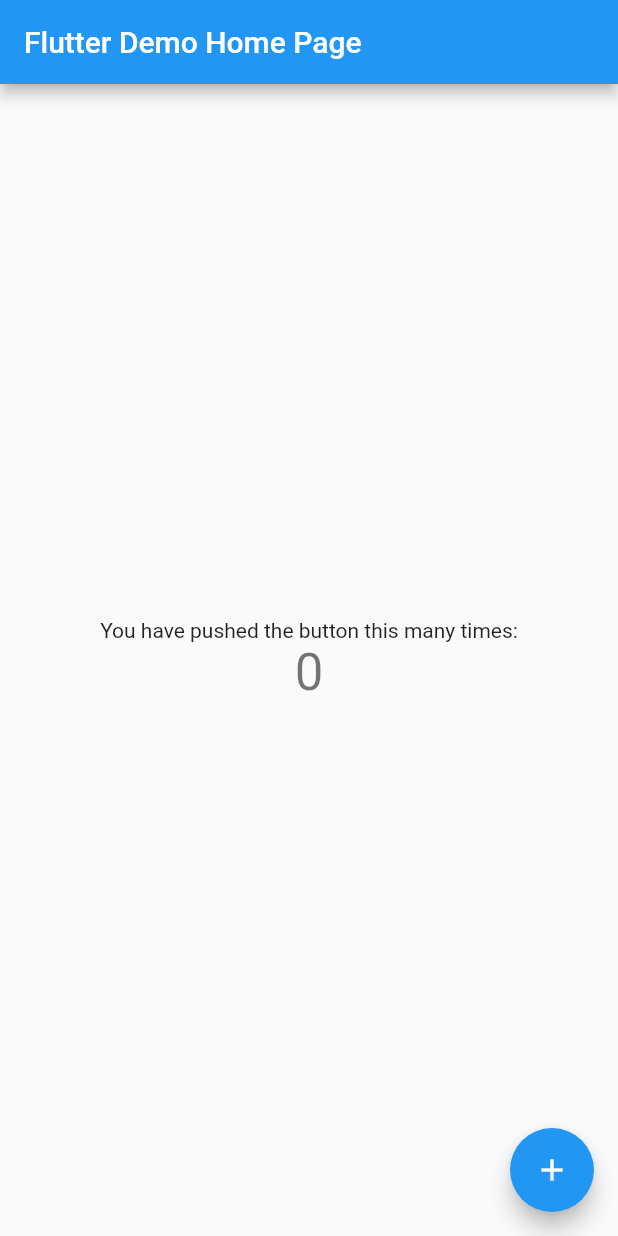
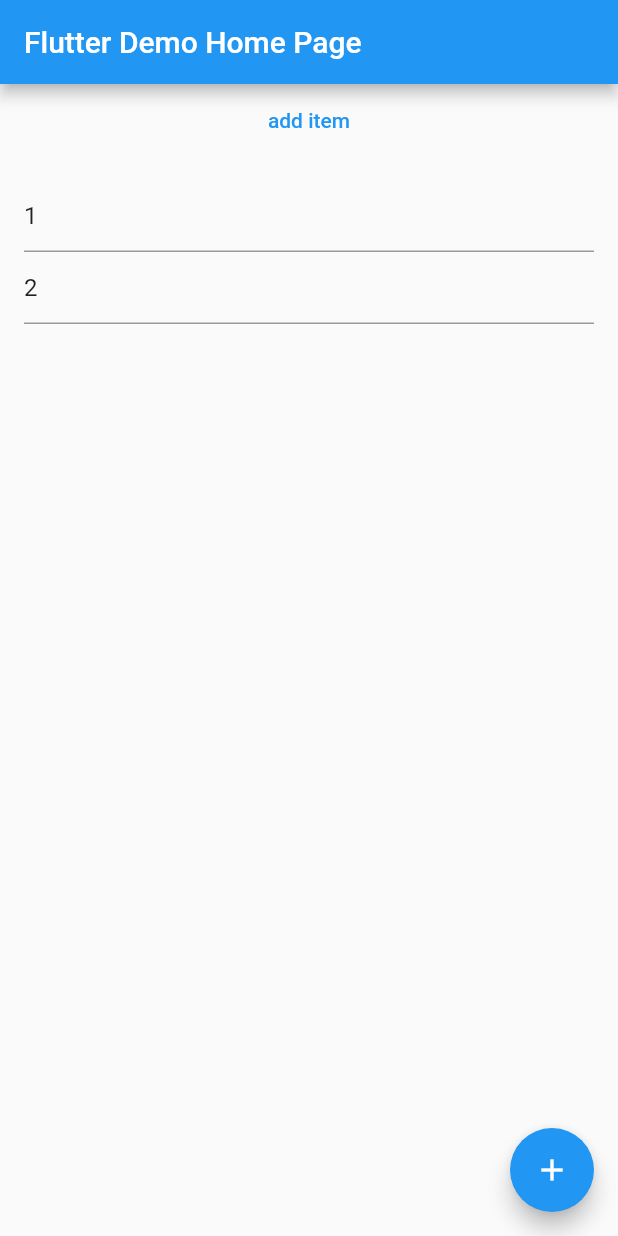
Before and after one commit to k644606347/flutter3, a Flutter app: the screen it shows after launch, on a phone screen of 412 x 824 dp. Run offline on Flutter 3.47's test engine with Material 2 defaults, Android fonts, the phone set to English and light mode, and no system bars; our stand-ins replace flutter_hooks.

```diff
--- a/lib/main.dart
+++ b/lib/main.dart
@@ -1,4 +1,7 @@
 import 'package:flutter/material.dart';
+import 'package:flutter_hooks/flutter_hooks.dart';
+
+import 'hooks/example1.dart';
 
 void main() {
   runApp(const MyApp());
@@ -75,36 +78,38 @@ class _MyHomePageState extends State<MyHomePage> {
         // the App.build method, and use it to set our appbar title.
         title: Text(widget.title),
       ),
-      body: Center(
-        // Center is a layout widget. It takes a single child and positions it
-        // in the middle of the parent.
-        child: Column(
-          // Column is also a layout widget. It takes a list of children and
-          // arranges them vertically. By default, it sizes itself to fit its
-          // children horizontally, and tries to be as tall as its parent.
-          //
-          // Invoke "debug painting" (press "p" in the console, choose the
-          // "Toggle Debug Paint" action from the Flutter Inspector in Android
-          // Studio, or the "Toggle Debug Paint" command in Visual Studio Code)
-          // to see the wireframe for each widget.
-          //
-          // Column has various properties to control how it sizes itself and
-          // how it positions its children. Here we use mainAxisAlignment to
-          // center the children vertically; the main axis here is the vertical
-          // axis because Columns are vertical (the cross axis would be
-          // horizontal).
-          mainAxisAlignment: MainAxisAlignment.center,
-          children: <Widget>[
-            const Text(
-              'You have pushed the button this many times:',
-            ),
-            Text(
-              '$_counter',
-              style: Theme.of(context).textTheme.headline4,
-            ),
-          ],
-        ),
-      ),
+      // body: Example1(),
+      body: TodoListDemo(),
+      // Center(
+      //   // Center is a layout widget. It takes a single child and positions it
+      //   // in the middle of the parent.
+      //   child: Column(
+      //     // Column is also a layout widget. It takes a list of children and
+      //     // arranges them vertically. By default, it sizes itself to fit its
+      //     // children horizontally, and tries to be as tall as its parent.
+      //     //
+      //     // Invoke "debug painting" (press "p" in the console, choose the
+      //     // "Toggle Debug Paint" action from the Flutter Inspector in Android
+      //     // Studio, or the "Toggle Debug Paint" command in Visual Studio Code)
+      //     // to see the wireframe for each widget.
+      //     //
+      //     // Column has various properties to control how it sizes itself and
+      //     // how it positions its children. Here we use mainAxisAlignment to
+      //     // center the children vertically; the main axis here is the vertical
+      //     // axis because Columns are vertical (the cross axis would be
+      //     // horizontal).
+      //     mainAxisAlignment: MainAxisAlignment.center,
+      //     children: <Widget>[
+      //       // const Text(
+      //       //   'You have pushed the button this many times:',
+      //       // ),
+      //       Text(
+      //         '$_counter',
+      //         style: Theme.of(context).textTheme.headline4,
+      //       ),
+      //     ],
+      //   ),
+      // ),
       floatingActionButton: FloatingActionButton(
         onPressed: _incrementCounter,
         tooltip: 'Increment',
@@ -113,3 +118,88 @@ class _MyHomePageState extends State<MyHomePage> {
     );
   }
 }
+
+class TodoListDemo extends HookWidget {
+  const TodoListDemo();
+  @override
+  Widget build(BuildContext context) {
+    final state = useState<List<TodoItemData>>(
+        [const TodoItemData(name: '1', desc: '2')]);
+    return TodoList(
+      data: state.value,
+      onAddItem: () => {
+        state.value = [...state.value, const TodoItemData()]
+      },
+    );
+  }
+}
+
+typedef AddItemEvent = void Function();
+
+class TodoList extends HookWidget {
+  const TodoList({this.data = const [], this.onAddItem});
+  final List<TodoItemData> data;
+  final AddItemEvent? onAddItem;
+  @override
+  Widget build(BuildContext context) {
+    final widgets = data
+        .map((item) => TodoItem(
+              data: item,
+            ))
+        .toList();
+    return ListView(
+      shrinkWrap: true,
+      children: [
+        TextButton(onPressed: onAddItem, child: const Text('add item')),
+        ...widgets,
+      ],
+    );
+  }
+}
+
+class TodoItemData {
+  const TodoItemData({this.name = '', this.desc = ''});
+  final String name;
+  final String desc;
+}
+
+  const a = TodoItemData();
+  var b = <String>[];
+  // var c = <TodoItemData>{...a}; // works, a is Foo list
+  // var d = <TodoItemData>{...b};
+
+class TodoItem extends HookWidget {
+  const TodoItem({this.data = const TodoItemData(), this.onChange});
+
+  final TodoItemData data;
+  final ValueChanged<TodoItemData>? onChange;
+
+  @override
+  Widget build(BuildContext context) {
+    final nameController = useTextEditingController(text: data.name);
+    final descController = useTextEditingController(text: data.desc);
+
+    return Container(
+        padding: const EdgeInsets.all(16.0),
+        child: Column(
+          // mainAxisAlignment: MainAxisAlignment.center,
+          children: [
+            TextField(
+              controller: nameController,
+              // decoration: InputDecoration.collapsed(hintText: 'Name'),
+              decoration: InputDecoration(hintText: 'Name'),
+              onChanged: (value) {
+                onChange?.call(TodoItemData(name: value, desc: data.desc));
+              },
+            ),
+            TextField(
+              controller: descController,
+              decoration: InputDecoration(hintText: 'Desc'),
+              onChanged: (value) {
+                onChange?.call(TodoItemData(desc: value, name: data.name));
+              },
+            ),
+          ],
+        ));
+  }
+}
```
Also changed, not shown: lib/hooks/example1.dart (added, +58 -0 lines), 2 other files.
